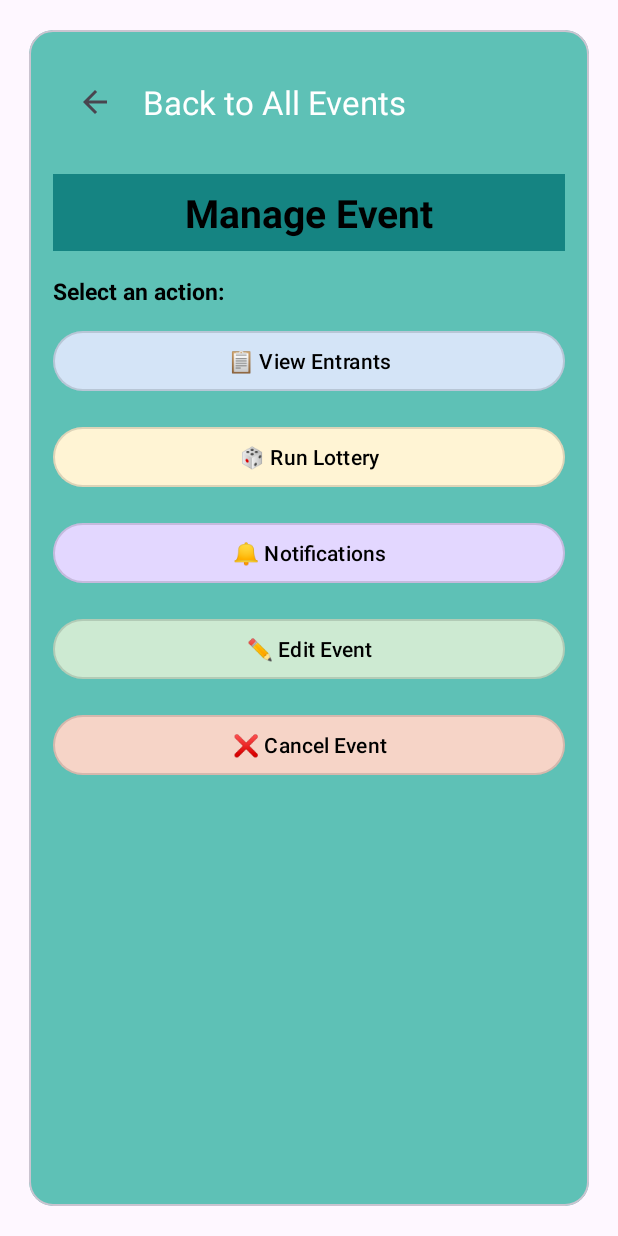
After one commit to CMPUT301F25bingus/bingus0-cat, an Android app: the OrganizerManageSpecificEventActivity screen opened directly, with no data from a screen before it, on a phone screen of 412 x 824 dp. The commit adds this screen. Run offline under Robolectric (Android 15) with nearby library versions, the phone set to English and light mode, and no system bars.

Commit message:
added a better flow for manage events (organizer)

```diff
--- a/EventMaster/app/src/main/AndroidManifest.xml
+++ b/EventMaster/app/src/main/AndroidManifest.xml
@@ -30,9 +30,8 @@
         <!-- Organizer flow -->
         <activity android:name=".ui.organizer.waitinglist.WaitingListActivity" android:exported="false" />
         <activity android:name=".ui.organizer.chosenlist.ChosenListActivity" android:exported="false" />
-        <activity
-            android:name=".ui.organizer.OrganizerHomeActivity"
-            android:exported="false" />
+        <activity android:name=".ui.organizer.OrganizerHomeActivity" android:exported="false" />
+        <activity android:name=".ui.organizer.OrganizerManageSpecificEventActivity" android:exported="false"/>
 
         <!-- Entrant flow -->
         <activity
--- a/EventMaster/app/src/main/java/com/example/eventmaster/ui/organizer/OrganizerManageEventsActivity.java
+++ b/EventMaster/app/src/main/java/com/example/eventmaster/ui/organizer/OrganizerManageEventsActivity.java
@@ -67,7 +67,7 @@ public class OrganizerManageEventsActivity extends AppCompatActivity {
         recycler.setAdapter(adapter);
 
         // When an event is tapped, open Entrants Hub overlay
-        adapter.setOnEventClickListener(this::openEntrantsHub);
+        adapter.setOnEventClickListener(this::openManageSpecificEvent);
 
         // Sync overlay visibility with fragment back stack
         getSupportFragmentManager().addOnBackStackChangedListener(this::syncOverlayVisibility);
@@ -139,27 +139,48 @@ public class OrganizerManageEventsActivity extends AppCompatActivity {
                 });
     }
 
-    /**
-     * Opens the Entrants Hub overlay for a selected event.
-     *
-     * @param eventId the ID of the selected event (from Firestore)
-     */
-    private void openEntrantsHub(@NonNull String eventId) {
-        overlayContainer.setVisibility(View.VISIBLE);
+//    /**
+//     * Opens the Entrants Hub overlay for a selected event.
+//     *
+//     * @param eventId the ID of the selected event (from Firestore)
+//     */
+//    private void openEntrantsHub(@NonNull String eventId) {
+//        overlayContainer.setVisibility(View.VISIBLE);
+//
+//        OrganizerEntrantsHubFragment hub = OrganizerEntrantsHubFragment.newInstance(eventId);
+//        getSupportFragmentManager()
+//                .beginTransaction()
+//                .setCustomAnimations(
+//                        android.R.anim.slide_in_left,
+//                        android.R.anim.fade_out,
+//                        android.R.anim.fade_in,
+//                        android.R.anim.slide_out_right
+//                )
+//                .replace(R.id.fragment_container, hub)
+//                .addToBackStack("hub")
+//                .commit();
+//    }
+private void openManageSpecificEvent(@NonNull String eventId) {
 
-        OrganizerEntrantsHubFragment hub = OrganizerEntrantsHubFragment.newInstance(eventId);
-        getSupportFragmentManager()
-                .beginTransaction()
-                .setCustomAnimations(
-                        android.R.anim.slide_in_left,
-                        android.R.anim.fade_out,
-                        android.R.anim.fade_in,
-                        android.R.anim.slide_out_right
-                )
-                .replace(R.id.fragment_container, hub)
-                .addToBackStack("hub")
-                .commit();
+    // Find the title from the existing events list
+    String title = "Event";
+    for (Map<String, Object> e : events) {
+        if (e.get("eventId").equals(eventId)) {
+            Object t = e.get("title");
+            if (t != null) title = t.toString();
+            break;
+        }
     }
+
+    // Launch the page
+    Intent intent = new Intent(this, OrganizerManageSpecificEventActivity.class);
+    intent.putExtra(OrganizerManageSpecificEventActivity.EXTRA_EVENT_ID, eventId);
+    intent.putExtra(OrganizerManageSpecificEventActivity.EXTRA_EVENT_TITLE, title);
+    startActivity(intent);
+}
+
+
+
 
     /**
      * Shows or hides the overlay container depending on whether
--- /dev/null
+++ b/EventMaster/app/src/main/java/com/example/eventmaster/ui/organizer/OrganizerManageSpecificEventActivity.java
@@ -0,0 +1,112 @@
+package com.example.eventmaster.ui.organizer;
+
+import android.content.Intent;
+import android.os.Bundle;
+import android.view.View;
+import android.widget.FrameLayout;
+import android.widget.TextView;
+import android.widget.Toast;
+
+import androidx.annotation.Nullable;
+import androidx.appcompat.app.AppCompatActivity;
+import androidx.fragment.app.FragmentTransaction;
+
+import com.example.eventmaster.R;
+import com.example.eventmaster.ui.organizer.enrollments.OrganizerEntrantsHubFragment;
+import com.google.android.material.appbar.MaterialToolbar;
+
+public class OrganizerManageSpecificEventActivity extends AppCompatActivity {
+
+    public static final String EXTRA_EVENT_ID = "eventId";
+    public static final String EXTRA_EVENT_TITLE = "eventTitle";
+
+    private String eventId;
+    private String eventTitle;
+
+    private FrameLayout fragmentContainer;
+
+    @Override
+    protected void onCreate(@Nullable Bundle savedInstanceState) {
+        super.onCreate(savedInstanceState);
+        setContentView(R.layout.organizer_manage_specific_event_page);
+
+        // Retrieve event ID and title
+        Intent i = getIntent();
+        eventId = i.getStringExtra(EXTRA_EVENT_ID);
+        eventTitle = i.getStringExtra(EXTRA_EVENT_TITLE);
+
+        if (eventTitle == null || eventTitle.isEmpty()) {
+            eventTitle = "Manage Event";
+        }
+
+        // Top toolbar
+        MaterialToolbar toolbar = findViewById(R.id.topBar);
+        toolbar.setNavigationOnClickListener(v -> finish());
+
+        // Big header
+        TextView titleHeader = findViewById(R.id.manageEventTitle);
+        titleHeader.setText(eventTitle);
+
+        // Fragment container
+        fragmentContainer = findViewById(R.id.fragment_container);
+
+        // "View Entrants" : open hub fragment
+        findViewById(R.id.btnViewEntrants).setOnClickListener(v ->
+                openEntrantsHub()
+        );
+
+        // --- Other buttons still simple for now ---
+        findViewById(R.id.btnRunLottery).setOnClickListener(v -> {
+            // TODO: Lottery code
+            Toast.makeText(this, "Run Lottery — coming soon!", Toast.LENGTH_SHORT).show();
+        });
+
+        findViewById(R.id.btnNotifications).setOnClickListener(v -> {
+            // TODO: Notifications
+            Toast.makeText(this, "Notifications — coming soon!", Toast.LENGTH_SHORT).show();
+        });
+
+        findViewById(R.id.btnEditEvent).setOnClickListener(v -> {
+            // TODO: Edit event
+            Toast.makeText(this, "Edit Event — coming soon!", Toast.LENGTH_SHORT).show();
+        });
+
+        findViewById(R.id.btnCancelEvent).setOnClickListener(v -> {
+            // TODO: Cancel event
+            Toast.makeText(this, "Cancel Event — coming soon!", Toast.LENGTH_SHORT).show();
+        });
+    }
+
+    private void openEntrantsHub() {
+        fragmentContainer.setVisibility(View.VISIBLE);
+
+        OrganizerEntrantsHubFragment frag =
+                OrganizerEntrantsHubFragment.newInstance(eventId);
+
+        FragmentTransaction ft = getSupportFragmentManager().beginTransaction();
+        ft.setCustomAnimations(
+                android.R.anim.slide_in_left,
+                android.R.anim.fade_out,
+                android.R.anim.fade_in,
+                android.R.anim.slide_out_right
+        );
+        ft.replace(R.id.fragment_container, frag);
+        ft.addToBackStack("entrantsHub");
+        ft.commit();
+
+        // Handle back button properly
+        getOnBackPressedDispatcher().addCallback(
+                this,
+                new androidx.activity.OnBackPressedCallback(true) {
+                    @Override public void handleOnBackPressed() {
+                        if (getSupportFragmentManager().getBackStackEntryCount() > 0) {
+                            getSupportFragmentManager().popBackStack();
+                            fragmentContainer.setVisibility(View.GONE);
+                        } else {
+                            finish();
+                        }
+                    }
+                }
+        );
+    }
+}
--- /dev/null
+++ b/EventMaster/app/src/main/res/layout/organizer_manage_specific_event_page.xml
@@ -0,0 +1,143 @@
+<?xml version="1.0" encoding="utf-8"?>
+<ScrollView xmlns:android="http://schemas.android.com/apk/res/android"
+    xmlns:app="http://schemas.android.com/apk/res-auto"
+    android:layout_width="match_parent"
+    android:layout_height="match_parent"
+    android:fillViewport="true">
+
+    <FrameLayout
+        android:layout_width="match_parent"
+        android:layout_height="match_parent"
+        android:padding="12dp">
+
+        <com.google.android.material.card.MaterialCardView
+            android:layout_width="match_parent"
+            android:layout_height="match_parent"
+            app:cardCornerRadius="16dp"
+            app:cardUseCompatPadding="true"
+            app:cardBackgroundColor="#5EC1B6">
+
+            <LinearLayout
+                android:layout_width="match_parent"
+                android:layout_height="682dp"
+                android:orientation="vertical"
+                android:padding="16dp">
+
+                <!-- TOP BAR -->
+                <com.google.android.material.appbar.MaterialToolbar
+                    android:id="@+id/topBar"
+                    android:layout_width="match_parent"
+                    android:layout_height="wrap_content"
+                    android:background="@android:color/transparent"
+                    app:navigationIcon="?attr/homeAsUpIndicator"
+                    app:title="Back to All Events"
+                    app:titleTextColor="@android:color/white" />
+
+                <!-- TITLE -->
+                <TextView
+                    android:id="@+id/manageEventTitle"
+                    android:layout_width="match_parent"
+                    android:layout_height="wrap_content"
+                    android:layout_marginTop="16dp"
+                    android:layout_marginBottom="16dp"
+                    android:background="#158482"
+                    android:backgroundTint="#158482"
+                    android:backgroundTintMode="src_atop"
+                    android:gravity="center"
+                    android:padding="8dp"
+                    android:text="Manage Event"
+                    android:textColor="@android:color/black"
+                    android:textSize="26sp"
+                    android:textStyle="bold" />
+
+                <!-- SUBTITLE -->
+                <TextView
+                    android:id="@+id/manageEventSubtitle"
+                    android:layout_width="wrap_content"
+                    android:layout_height="wrap_content"
+                    android:layout_marginBottom="12dp"
+                    android:text="Select an action:"
+                    android:textColor="@android:color/black"
+                    android:textSize="15sp"
+                    android:textStyle="bold" />
+
+                <!-- SECTION 1: ENTRANTS -->
+                <com.google.android.material.button.MaterialButton
+                    android:id="@+id/btnViewEntrants"
+                    android:layout_width="match_parent"
+                    android:layout_height="wrap_content"
+                    android:layout_marginBottom="16dp"
+                    android:text="📋 View Entrants"
+                    android:textAllCaps="false"
+                    android:textColor="@android:color/black"
+                    app:backgroundTint="#D4E4F7"
+                    app:cornerRadius="25dp"
+                    app:strokeColor="#22000000"
+                    app:strokeWidth="1dp" />
+
+                <!-- SECTION 2: RUN LOTTERY -->
+                <com.google.android.material.button.MaterialButton
+                    android:id="@+id/btnRunLottery"
+                    android:layout_width="match_parent"
+                    android:layout_height="wrap_content"
+                    android:layout_marginBottom="16dp"
+                    android:text="🎲 Run Lottery"
+                    android:textAllCaps="false"
+                    android:textColor="@android:color/black"
+                    app:backgroundTint="#FFF4D4"
+                    app:cornerRadius="25dp"
+                    app:strokeColor="#22000000"
+                    app:strokeWidth="1dp" />
+
+                <!-- SECTION 3: NOTIFICATIONS -->
+                <com.google.android.material.button.MaterialButton
+                    android:id="@+id/btnNotifications"
+                    android:layout_width="match_parent"
+                    android:layout_height="wrap_content"
+                    android:layout_marginBottom="16dp"
+                    android:text="🔔 Notifications"
+                    android:textAllCaps="false"
+                    android:textColor="@android:color/black"
+                    app:backgroundTint="#E3D7FF"
+                    app:cornerRadius="25dp"
+                    app:strokeColor="#22000000"
+                    app:strokeWidth="1dp" />
+
+                <!-- SECTION 4: EDIT EVENT -->
+                <com.google.android.material.button.MaterialButton
+                    android:id="@+id/btnEditEvent"
+                    android:layout_width="match_parent"
+                    android:layout_height="wrap_content"
+                    android:layout_marginBottom="16dp"
+                    android:text="✏️ Edit Event"
+                    android:textAllCaps="false"
+                    android:textColor="@android:color/black"
+                    app:backgroundTint="#CDEAD2"
+                    app:cornerRadius="25dp"
+                    app:strokeColor="#22000000"
+                    app:strokeWidth="1dp" />
+
+                <!-- SECTION 5: CANCEL EVENT -->
+                <com.google.android.material.button.MaterialButton
+                    android:id="@+id/btnCancelEvent"
+                    android:layout_width="match_parent"
+                    android:layout_height="wrap_content"
+                    android:layout_marginBottom="16dp"
+                    android:text="❌ Cancel Event"
+                    android:textAllCaps="false"
+                    android:textColor="@android:color/black"
+                    app:backgroundTint="#F6D4C7"
+                    app:cornerRadius="25dp"
+                    app:strokeColor="#22000000"
+                    app:strokeWidth="1dp" />
+
+            </LinearLayout>
+        </com.google.android.material.card.MaterialCardView>
+
+        <FrameLayout
+            android:id="@+id/fragment_container"
+            android:layout_width="match_parent"
+            android:layout_height="match_parent"
+            android:visibility="gone" />
+    </FrameLayout>
+</ScrollView>
```
